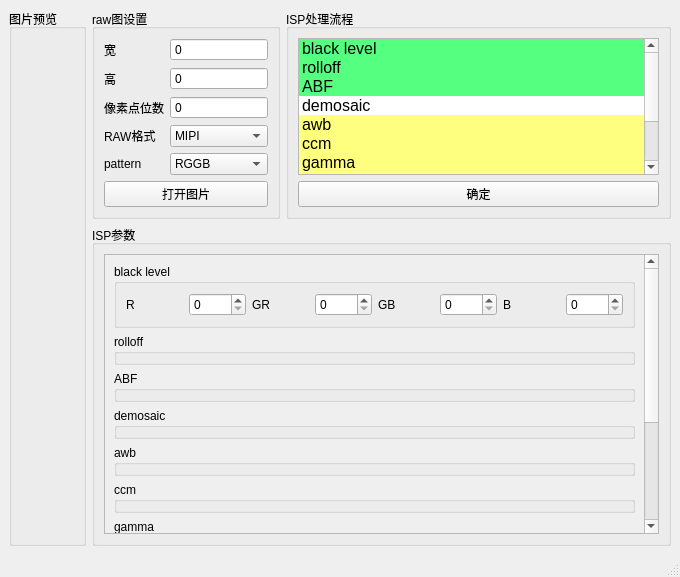
This is tools/rawimageeditor/rawimageeditor_window.ui in xiaoqinxing/ImageTools as Qt 5 draws it before an edit. The edited form follows.
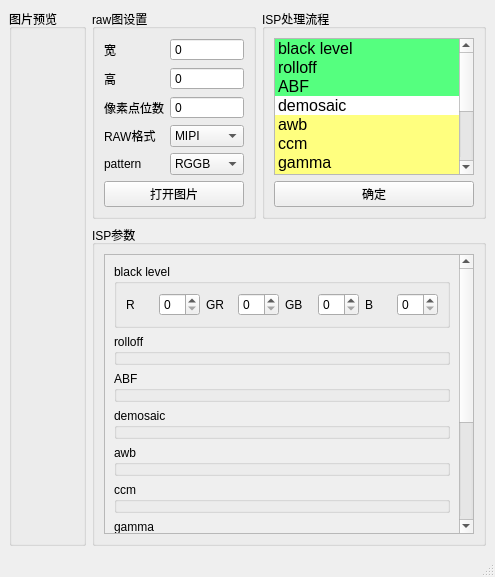
This is the edited form.

```diff
--- a/tools/rawimageeditor/rawimageeditor_window.ui
+++ b/tools/rawimageeditor/rawimageeditor_window.ui
@@ -6,7 +6,7 @@
    <rect>
     <x>0</x>
     <y>0</y>
-    <width>680</width>
+    <width>495</width>
     <height>577</height>
    </rect>
   </property>
@@ -38,7 +38,7 @@
          <widget class="QGroupBox" name="groupBox">
           <property name="maximumSize">
            <size>
-            <width>400</width>
+            <width>164</width>
             <height>16777215</height>
            </size>
           </property>
@@ -108,6 +108,9 @@
                  <property name="maximum">
                   <number>10000</number>
                  </property>
+                 <property name="value">
+                  <number>0</number>
+                 </property>
                 </widget>
                </item>
                <item row="0" column="1">
@@ -118,6 +121,9 @@
                  <property name="maximum">
                   <number>10000</number>
                  </property>
+                 <property name="value">
+                  <number>0</number>
+                 </property>
                 </widget>
                </item>
                <item row="2" column="1">
@@ -125,6 +131,9 @@
                  <property name="buttonSymbols">
                   <enum>QAbstractSpinBox::NoButtons</enum>
                  </property>
+                 <property name="value">
+                  <number>0</number>
+                 </property>
                 </widget>
                </item>
                <item row="3" column="0">
@@ -173,7 +182,7 @@
          <widget class="QGroupBox" name="groupBox_2">
           <property name="maximumSize">
            <size>
-            <width>400</width>
+            <width>227</width>
             <height>16777215</height>
            </size>
           </property>
@@ -424,6 +433,12 @@
       </item>
       <item>
        <widget class="QGroupBox" name="groupBox_3">
+        <property name="maximumSize">
+         <size>
+          <width>399</width>
+          <height>16777215</height>
+         </size>
+        </property>
         <property name="title">
          <string>ISP参数</string>
         </property>
@@ -438,8 +453,8 @@
              <rect>
               <x>0</x>
               <y>0</y>
-              <width>549</width>
-              <height>249</height>
+              <width>360</width>
+              <height>250</height>
              </rect>
             </property>
             <layout class="QGridLayout" name="gridLayout_7">
```
